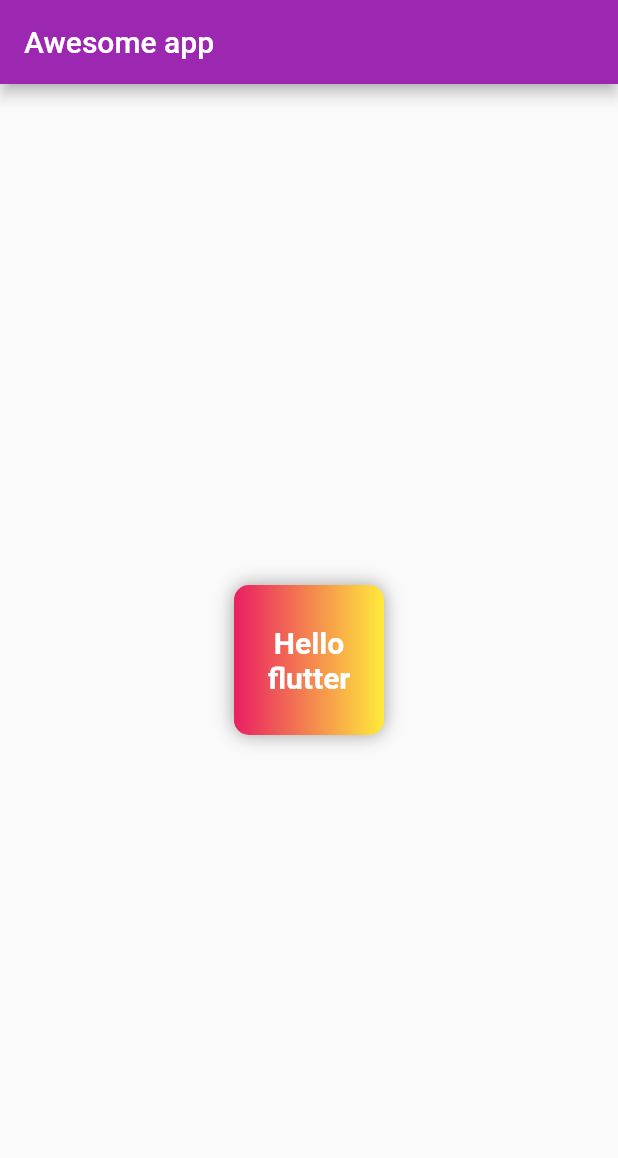
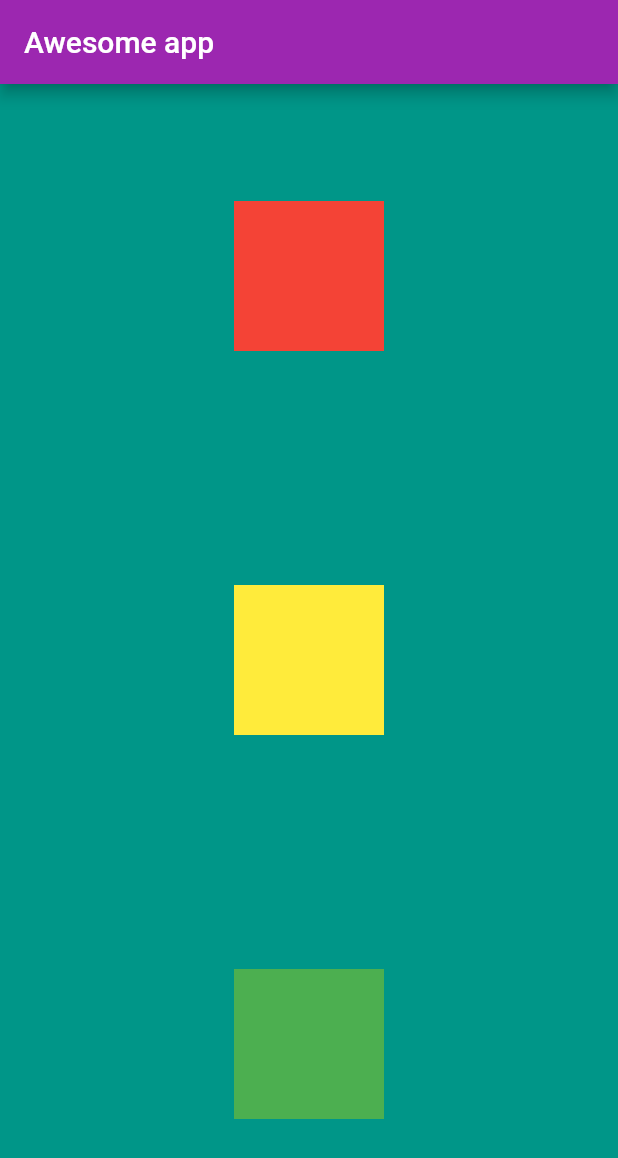
Before and after one commit to Alamin11/AwesomeApp, a Flutter app: the screen it shows after launch, on a phone screen of 412 x 824 dp. Shown: the top 1158 px of the screen. Run offline on Flutter 3.47's test engine with Material 2 defaults, Android fonts, the phone set to English and light mode, and no system bars.

Commit message:
ch#3 completed

```diff
--- a/lib/main.dart
+++ b/lib/main.dart
@@ -18,35 +18,29 @@ class HomePage extends StatelessWidget {
       appBar: AppBar(
         title: Text("Awesome app"),
       ),
-      body: Center(
-        child: Container(
-          //color: Colors.red,
-          width: 100,
-          height: 100,
-          padding: const EdgeInsets.all(8.0),
-          alignment: Alignment.center,
-          decoration: BoxDecoration(
+      body: Container(
+        width: 500,
+        color: Colors.teal,
+        child: Column(
+          mainAxisAlignment: MainAxisAlignment.spaceAround,
+          crossAxisAlignment: CrossAxisAlignment.center,
+          children: [
+            Container(
+              width: 100,
+              height: 100,
               color: Colors.red,
-              borderRadius: BorderRadius.circular(10.0),
-              gradient: const LinearGradient(colors: [
-                Colors.pink,
-                Colors.yellow,
-              ]),
-              boxShadow: const [
-                BoxShadow(
-                  color: Colors.grey,
-                  blurRadius: 10,
-                )
-              ]),
-          child: const Text(
-            "Hello flutter",
-            textAlign: TextAlign.center,
-            style: TextStyle(
-              fontSize: 20,
-              color: Colors.white,
-              fontWeight: FontWeight.bold,
             ),
-          ),
+            Container(
+              width: 100,
+              height: 100,
+              color: Colors.yellow,
+            ),
+            Container(
+              width: 100,
+              height: 100,
+              color: Colors.green,
+            )
+          ],
         ),
       ),
     );
```
